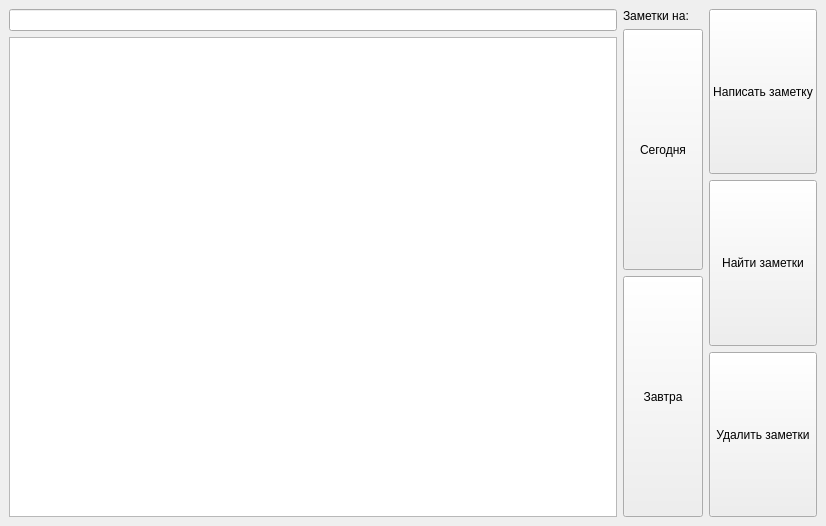
The window that app/ui/ui/main_window.ui (Senyos/taskorg) describes before a commit, drawn with Qt 5.
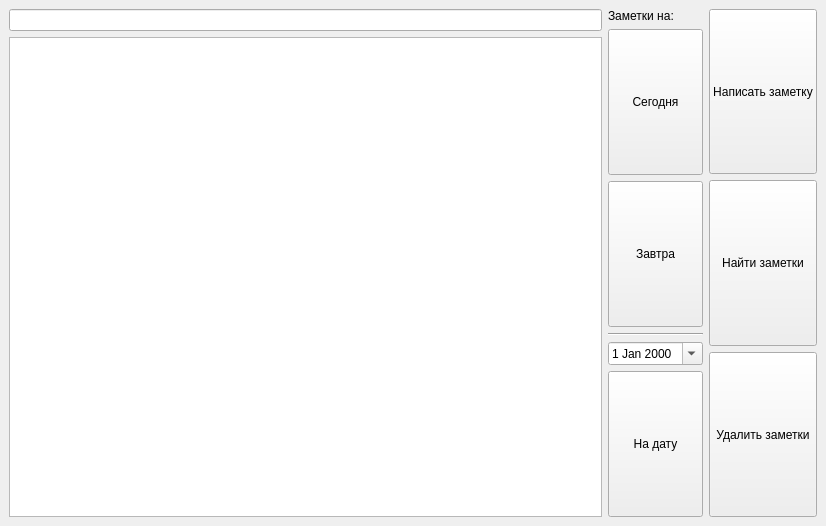
The same window after the commit.

Commit message: v. 0.3.1 pre-release. Added date-filter in the MainWindow.

What changed in the file:
```diff
--- a/app/ui/ui/main_window.ui
+++ b/app/ui/ui/main_window.ui
@@ -76,6 +76,33 @@
         </property>
        </widget>
       </item>
+      <item>
+       <widget class="Line" name="line">
+        <property name="orientation">
+         <enum>Qt::Horizontal</enum>
+        </property>
+       </widget>
+      </item>
+      <item>
+       <widget class="QDateEdit" name="t_datenote">
+        <property name="calendarPopup">
+         <bool>true</bool>
+        </property>
+       </widget>
+      </item>
+      <item>
+       <widget class="QPushButton" name="b_datenote">
+        <property name="sizePolicy">
+         <sizepolicy hsizetype="Minimum" vsizetype="Expanding">
+          <horstretch>0</horstretch>
+          <verstretch>0</verstretch>
+         </sizepolicy>
+        </property>
+        <property name="text">
+         <string>На дату</string>
+        </property>
+       </widget>
+      </item>
      </layout>
     </item>
     <item>
```
The commit also changes 6 other files.
